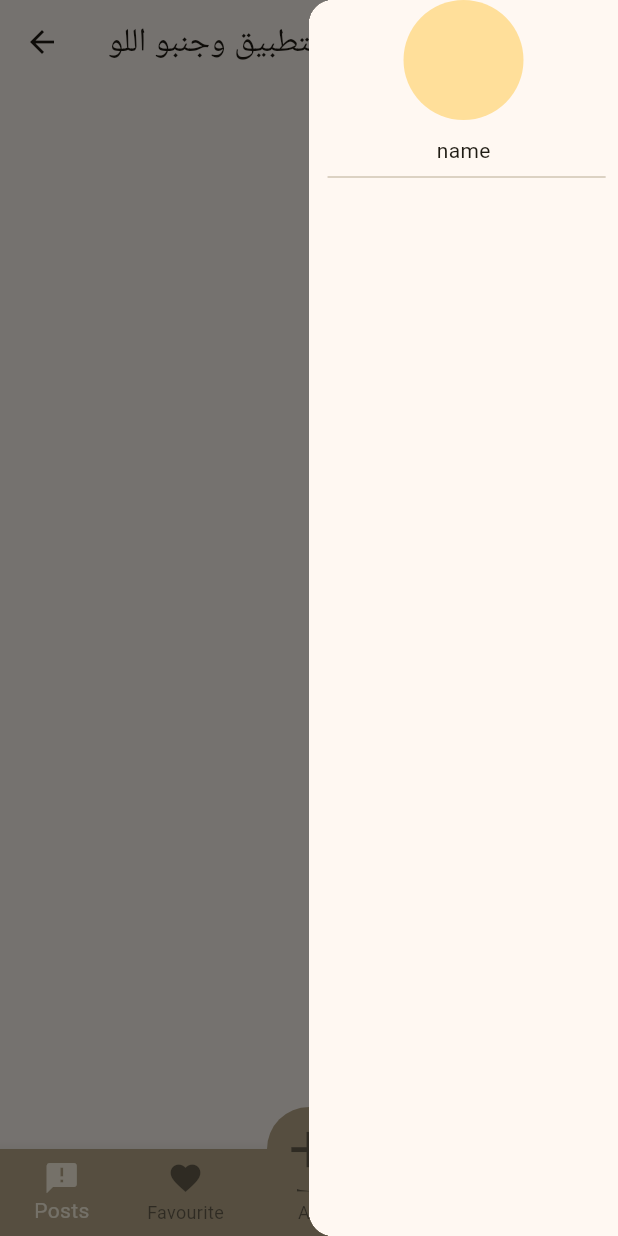
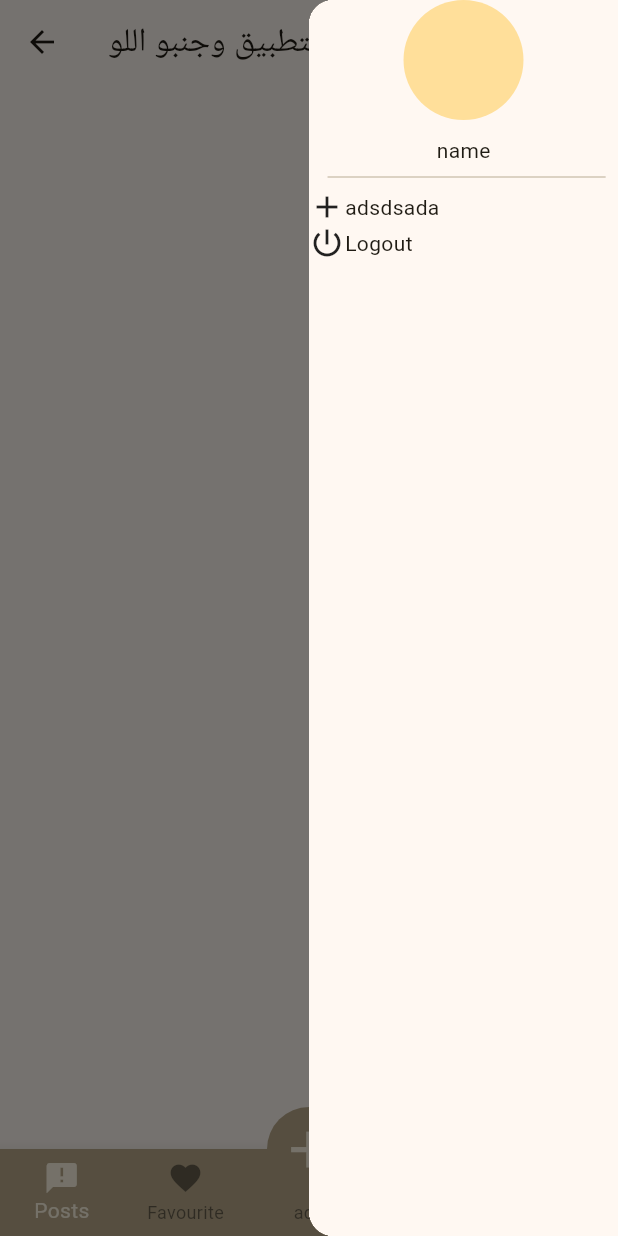
Before and after one commit to habeebandrew/real-estate, a Flutter app: the HomeScreen screen opened by its route, with the side drawer open, on a phone screen of 412 x 824 dp. Run offline on Flutter 3.47's test engine with Material 3 defaults, Android fonts, the phone set to English and light mode, and no system bars; our stand-ins replace bloc, flutter_bloc, flutter_screenutil, shared_preferences, smooth_page_indicator; accounts and stored records are empty.

Commit message:
fixing the bottom nav and add drawer item and remove function for local storage

```diff
--- a/lib/Bloc/Auth Cubit/auth_cubit.dart
+++ b/lib/Bloc/Auth Cubit/auth_cubit.dart
@@ -44,7 +44,7 @@ class AuthCubit extends Cubit<AuthState>
       );
       if(data != null){
         emit(AuthLoadedState());
-        debugPrint(data.accessToken);
+        await CacheHelper.putString(key: 'name', value: data.user.username);
         await CacheHelper.putString(key: 'token', value: data.accessToken);
         mySnackBar(
           context: context,
@@ -77,6 +77,7 @@ class AuthCubit extends Cubit<AuthState>
       );
       if (data != null) {
         emit(AuthLoadedState());
+        await CacheHelper.putString(key: 'name', value: data.user.username);
         await CacheHelper.putString(key: 'token', value: data.accessToken);
         mySnackBar(
           context: context,
--- /dev/null
+++ b/lib/Presentation/Drawer Screen/Drawer Widgets/drawer_widgets.dart
@@ -0,0 +1,22 @@
+
+import 'package:flutter/material.dart';
+import 'package:flutter_screenutil/flutter_screenutil.dart';
+
+Widget myDrawerButton({
+  required String label,
+  required IconData icon,
+  required void Function()? onPress,
+})
+=> InkWell(
+  onTap: onPress,
+  child: Row(
+    children:
+    [
+      Icon(icon),
+      Text(label),
+      SizedBox(
+        height: 10.h,
+      ),
+    ],
+  ),
+);
--- a/lib/Presentation/Home Screen/drawer_screen.dart
+++ b/lib/Presentation/Drawer Screen/drawer_screen.dart
@@ -1,4 +1,5 @@
 import 'package:flutter/material.dart';
+import 'package:pro_2/Presentation/Drawer%20Screen/Drawer%20Widgets/drawer_widgets.dart';
 import 'package:pro_2/Util/dimensions.dart';
 
 class DrawerScreen extends StatelessWidget {
@@ -25,7 +26,16 @@ class DrawerScreen extends StatelessWidget {
                indent: Dimensions.widthPercentage(context, 3),
                endIndent: Dimensions.widthPercentage(context, 2),
               ),
-
+              myDrawerButton(
+                  label: 'adsdsada',
+                  icon: Icons.add,
+                  onPress: (){}
+              ),
+              myDrawerButton(
+                  label: 'Logout',
+                  icon: Icons.power_settings_new,
+                  onPress: (){}
+              ),
             ],
           ),
         ),
--- a/lib/Presentation/Home Screen/home_screen.dart
+++ b/lib/Presentation/Home Screen/home_screen.dart
@@ -1,7 +1,6 @@
 import 'package:flutter/material.dart';
 import 'package:flutter_screenutil/flutter_screenutil.dart';
 import 'package:pro_2/Presentation/Home%20Screen/Home%20Widgets/home_widgets.dart';
-import 'package:pro_2/Presentation/Home%20Screen/drawer_screen.dart';
 import 'package:pro_2/Util/app_routes.dart';
 import 'package:pro_2/Util/constants.dart';
 
@@ -22,6 +21,7 @@ class _HomePageState extends State<HomeScreen> {
     AppRoutes.propertiesScreen,
     AppRoutes.mainScreen,
   ];
+
   @override
   Widget build(BuildContext context) {
     return Scaffold(
@@ -30,30 +30,34 @@ class _HomePageState extends State<HomeScreen> {
             'هون لازم اسم التطبيق وجنبو اللوغو '
         ),
       ),
-      endDrawer: const DrawerScreen(),
+      endDrawer: AppRoutes.drawerScreen,
       body: Screens[currentIndex],
       floatingActionButton: FloatingActionButton(
-        child:Icon(
-          color: currentIndex==2?Constants.mainColor4:Colors.black45,
-          Icons.add,
-          size: 40.0.sp,
-        ),
-        onPressed: (){},
+            child:Icon(
+              Icons.add,
+              size: 40.0.sp,
+            ),
+            onPressed: (){},
       ),
+
+
       floatingActionButtonLocation: FloatingActionButtonLocation.centerDocked,
       bottomNavigationBar: BottomNavigationBar(
+
         type: BottomNavigationBarType.fixed,
         currentIndex: currentIndex,
         backgroundColor: Constants.mainColor,
         selectedItemColor: Constants.mainColor4,
-        unselectedItemColor: Colors.black45,
+        unselectedItemColor:  Colors.black45,
+
         onTap: (value){
            setState(() {
              Screens[currentIndex=value];
 
            });
         },
-        items:  [
+        items:
+        [
           myBottomNavBarItem(
               icon: Icons.announcement,
               label: 'Posts'
@@ -64,9 +68,12 @@ class _HomePageState extends State<HomeScreen> {
               label: 'Favourite'
           ),
           myBottomNavBarItem(
-              icon: Icons.cabin,
-              label: 'Ad'
+
+              icon: Icons.add,
+
+              label: 'add'
           ),
+
           myBottomNavBarItem(
               icon: Icons.holiday_village,
               label: 'Properties'
--- a/lib/Util/app_routes.dart
+++ b/lib/Util/app_routes.dart
@@ -1,6 +1,7 @@
 
 import 'package:flutter/material.dart';
 import 'package:pro_2/Presentation/Ad%20Propert%20Screen/ad_property_screen.dart';
+import 'package:pro_2/Presentation/Drawer%20Screen/drawer_screen.dart';
 import 'package:pro_2/Presentation/Favourite%20Screen/favourite_screen.dart';
 import 'package:pro_2/Presentation/Home%20Screen/home_screen.dart';
 import 'package:pro_2/Presentation/LogIn%20Screen/LogIn_screen.dart';
@@ -25,6 +26,7 @@ class NamedRoutes
   static const adPropertyScreen='adPropertyScreen';
   static const propertiesScreen='propertiesScreen';
   static const mainScreen='mainScreen';
+  static const drawerScreen='drawerScreen';
 
 // static const test1_json='doneTaskScreen';
 
@@ -44,6 +46,7 @@ class AppRoutes
   static const adPropertyScreen=AdPropertyScreen();
   static const propertiesScreen=PropertiesScreen();
   static const mainScreen=MainScreen();
+  static const drawerScreen=DrawerScreen();
 
   // static const  test1_json=theList();
 
@@ -60,6 +63,7 @@ class AppRoutes
     NamedRoutes.adPropertyScreen:(context)=>AppRoutes.adPropertyScreen,
     NamedRoutes.propertiesScreen:(context)=>AppRoutes.propertiesScreen,
     NamedRoutes.mainScreen:(context)=>AppRoutes.mainScreen,
+    NamedRoutes.drawerScreen:(context)=>AppRoutes.drawerScreen,
 
     // NamedRoutes.test1_json:(context)=>AppRoutes.test1_json,
 
--- a/lib/Util/cache_helper.dart
+++ b/lib/Util/cache_helper.dart
@@ -38,4 +38,11 @@ class CacheHelper
   {
     return sharedPreferences!.getString(key);
   }
+
+  static Future<bool> deleteString({
+    required String key,
+  })
+  {
+    return sharedPreferences!.remove(key);
+  }
 }
--- a/lib/main.dart
+++ b/lib/main.dart
@@ -40,7 +40,6 @@ class MyApp extends StatelessWidget {
         BlocProvider(
           create: (context) => AuthCubit(),
         ),
-
       ],
       child: BlocConsumer<AuthCubit, AuthState>(
         listener: (context, state) {},
@@ -62,8 +61,7 @@ class MyApp extends StatelessWidget {
                   elevation: 0.0,
                   backgroundColor: Constants.mainColor,
                   foregroundColor: Constants.mainColor4,
-                  shape: CircleBorder(
-                  ),
+                  shape: CircleBorder(),
                 ),
                 useMaterial3: true,
                 textTheme: const TextTheme(
@@ -75,7 +73,6 @@ class MyApp extends StatelessWidget {
                   :onBoardShowen==true
                   ?NamedRoutes.logInScreen
                   :NamedRoutes.onBoardingScreen,
-              //token!=null?onBoardShowen==true?NamedRoutes.signUpScreen:NamedRoutes.onBoardingScreen:NamedRoutes.logInScreen,
               routes: AppRoutes.routes,
             ),
           );
```
